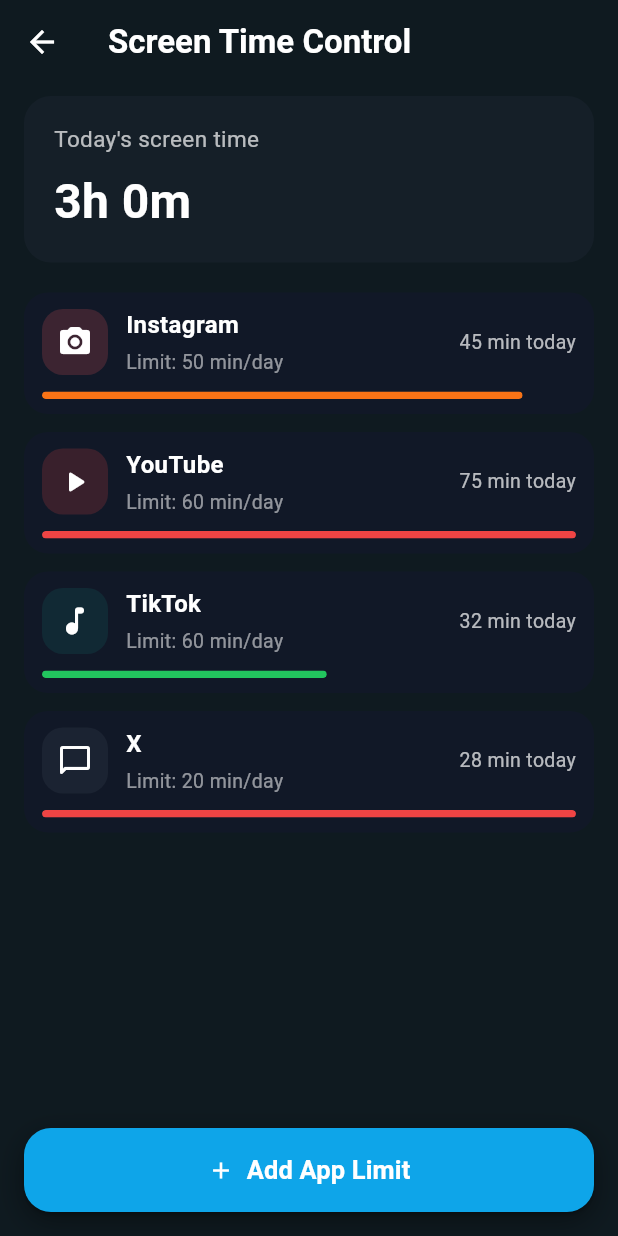
After one commit to Ou4y/rhythmtrack_app, a Flutter app: the ScreenTimeDashboard screen opened directly, on a phone screen of 412 x 824 dp. The commit adds this screen. Run offline on Flutter 3.47's test engine with Material 3 defaults, Android fonts, the phone set to English and light mode, and no system bars.

Commit message:
feat: implement screen time dashboard with usage tracking and permission checks

```diff
--- /dev/null
+++ b/lib/features/screen_time/screens/screen_time_dashboard.dart
@@ -0,0 +1,322 @@
+import 'package:flutter/material.dart';
+
+class ScreenTimeDashboard extends StatelessWidget {
+  const ScreenTimeDashboard({super.key});
+
+  @override
+  Widget build(BuildContext context) {
+    final apps = _mockApps;
+    final totalMinutes = apps.fold<int>(
+      0,
+      (sum, app) => sum + app.usageMinutes,
+    );
+
+    return Scaffold(
+      backgroundColor: const Color(0xFF0F1A20),
+      appBar: AppBar(
+        backgroundColor: const Color(0xFF0F1A20),
+        elevation: 0,
+        leading: IconButton(
+          icon: const Icon(Icons.arrow_back, color: Colors.white),
+          onPressed: () {
+            Navigator.maybePop(context);
+          },
+        ),
+        title: const Text(
+          'Screen Time Control',
+          style: TextStyle(
+            color: Colors.white,
+            fontSize: 22,
+            fontWeight: FontWeight.w600,
+          ),
+        ),
+      ),
+      body: SafeArea(
+        child: Padding(
+          padding: const EdgeInsets.fromLTRB(16, 8, 16, 16),
+          child: Column(
+            crossAxisAlignment: CrossAxisAlignment.start,
+            children: [
+              // Top summary card
+              Container(
+                width: double.infinity,
+                padding:
+                    const EdgeInsets.symmetric(horizontal: 20, vertical: 18),
+                decoration: BoxDecoration(
+                  color: const Color(0xFF151F28),
+                  borderRadius: BorderRadius.circular(18),
+                ),
+                child: Column(
+                  crossAxisAlignment: CrossAxisAlignment.start,
+                  children: [
+                    const Text(
+                      "Today's screen time",
+                      style: TextStyle(
+                        color: Colors.white70,
+                        fontSize: 15,
+                      ),
+                    ),
+                    const SizedBox(height: 8),
+                    Text(
+                      _formatMinutes(totalMinutes),
+                      style: const TextStyle(
+                        color: Colors.white,
+                        fontSize: 32,
+                        fontWeight: FontWeight.bold,
+                      ),
+                    ),
+                  ],
+                ),
+              ),
+
+              const SizedBox(height: 20),
+
+              // Apps list
+              Expanded(
+                child: ListView.separated(
+                  itemCount: apps.length,
+                  separatorBuilder: (_, __) => const SizedBox(height: 12),
+                  itemBuilder: (context, index) {
+                    final app = apps[index];
+                    return _AppUsageTile(app: app);
+                  },
+                ),
+              ),
+
+              const SizedBox(height: 16),
+
+              // Add App Limit button
+              Container(
+                decoration: BoxDecoration(
+                  borderRadius: BorderRadius.circular(18),
+                  boxShadow: [
+                    BoxShadow(
+                      color: Colors.black.withOpacity(0.4),
+                      offset: const Offset(0, 6),
+                      blurRadius: 16,
+                    ),
+                  ],
+                ),
+                child: SizedBox(
+                  width: double.infinity,
+                  child: ElevatedButton(
+                    onPressed: () {
+                      // TODO: navigate to Add App Limit screen
+                    },
+                    style: ElevatedButton.styleFrom(
+                      backgroundColor: const Color(0xFF0EA5E9),
+                      padding: const EdgeInsets.symmetric(vertical: 16),
+                      shape: RoundedRectangleBorder(
+                        borderRadius: BorderRadius.circular(18),
+                      ),
+                    ),
+                    child: Row(
+                      mainAxisAlignment: MainAxisAlignment.center,
+                      mainAxisSize: MainAxisSize.min,
+                      children: const [
+                        Icon(Icons.add, color: Colors.white),
+                        SizedBox(width: 8),
+                        Text(
+                          'Add App Limit',
+                          style: TextStyle(
+                            color: Colors.white,
+                            fontSize: 17,
+                            fontWeight: FontWeight.w600,
+                          ),
+                        ),
+                      ],
+                    ),
+                  ),
+                ),
+              ),
+            ],
+          ),
+        ),
+      ),
+    );
+  }
+}
+
+/// ONE app row (icon + name + usage + progress bar)
+class _AppUsageTile extends StatelessWidget {
+  final _AppUsage app;
+
+  const _AppUsageTile({required this.app});
+
+  @override
+  Widget build(BuildContext context) {
+    final ratio =
+        app.limitMinutes > 0 ? app.usageMinutes / app.limitMinutes : 0.0;
+    final clampedRatio = ratio.clamp(0.0, 1.0);
+
+    final Color barColor;
+    if (ratio >= 1.0) {
+      barColor = const Color(0xFFEF4444); // red
+    } else if (ratio >= 0.8) {
+      barColor = const Color(0xFFF97316); // orange
+    } else {
+      barColor = const Color(0xFF22C55E); // green
+    }
+
+    return Container(
+      padding: const EdgeInsets.symmetric(horizontal: 12, vertical: 10),
+      decoration: BoxDecoration(
+        color: const Color(0xFF111827),
+        borderRadius: BorderRadius.circular(16),
+      ),
+      child: Column(
+        crossAxisAlignment: CrossAxisAlignment.start,
+        children: [
+          // Top row: icon + labels + usage text
+          Row(
+            children: [
+              _AppIcon(color: app.iconColor, icon: app.icon),
+              const SizedBox(width: 12),
+              Expanded(
+                child: Column(
+                  crossAxisAlignment: CrossAxisAlignment.start,
+                  children: [
+                    Text(
+                      app.name,
+                      style: const TextStyle(
+                        color: Colors.white,
+                        fontSize: 16,
+                        fontWeight: FontWeight.w600,
+                      ),
+                    ),
+                    const SizedBox(height: 4),
+                    Text(
+                      'Limit: ${app.limitMinutes} min/day',
+                      style: const TextStyle(
+                        color: Colors.white54,
+                        fontSize: 13,
+                      ),
+                    ),
+                  ],
+                ),
+              ),
+              Text(
+                '${app.usageMinutes} min today',
+                style: const TextStyle(
+                  color: Colors.white70,
+                  fontSize: 13,
+                ),
+              ),
+            ],
+          ),
+
+          const SizedBox(height: 10),
+
+          // Progress bar
+          ClipRRect(
+            borderRadius: BorderRadius.circular(999),
+            child: Container(
+              height: 5,
+              decoration: BoxDecoration(
+                color: const Color(0xFF1F2933),
+                borderRadius: BorderRadius.circular(999),
+              ),
+              child: FractionallySizedBox(
+                alignment: Alignment.centerLeft,
+                widthFactor: clampedRatio,
+                child: Container(
+                  decoration: BoxDecoration(
+                    color: barColor,
+                    borderRadius: BorderRadius.circular(999),
+                  ),
+                ),
+              ),
+            ),
+          ),
+        ],
+      ),
+    );
+  }
+}
+
+/// Leading rounded app icon (to simulate the design)
+class _AppIcon extends StatelessWidget {
+  final Color color;
+  final IconData icon;
+
+  const _AppIcon({
+    required this.color,
+    required this.icon,
+  });
+
+  @override
+  Widget build(BuildContext context) {
+    return Container(
+      width: 44,
+      height: 44,
+      decoration: BoxDecoration(
+        color: color.withOpacity(0.18),
+        borderRadius: BorderRadius.circular(14),
+      ),
+      child: Center(
+        child: Icon(
+          icon,
+          color: Colors.white,
+          size: 24,
+        ),
+      ),
+    );
+  }
+}
+
+/// Simple local model for the dashboard UI (for now)
+class _AppUsage {
+  final String name;
+  final int usageMinutes;
+  final int limitMinutes;
+  final Color iconColor;
+  final IconData icon;
+
+  _AppUsage({
+    required this.name,
+    required this.usageMinutes,
+    required this.limitMinutes,
+    required this.iconColor,
+    required this.icon,
+  });
+}
+
+/// Mock data to visually match your design screenshot
+final List<_AppUsage> _mockApps = [
+  _AppUsage(
+    name: 'Instagram',
+    usageMinutes: 45,
+    limitMinutes: 50,
+    iconColor: const Color(0xFFFF5A5F),
+    icon: Icons.camera_alt_rounded,
+  ),
+  _AppUsage(
+    name: 'YouTube',
+    usageMinutes: 75,
+    limitMinutes: 60,
+    iconColor: const Color(0xFFEF4444),
+    icon: Icons.play_arrow_rounded,
+  ),
+  _AppUsage(
+    name: 'TikTok',
+    usageMinutes: 32,
+    limitMinutes: 60,
+    iconColor: const Color(0xFF0F766E),
+    icon: Icons.music_note_rounded,
+  ),
+  _AppUsage(
+    name: 'X',
+    usageMinutes: 28,
+    limitMinutes: 20,
+    iconColor: const Color(0xFF4B5563),
+    icon: Icons.chat_bubble_outline_rounded,
+  ),
+];
+
+String _formatMinutes(int totalMinutes) {
+  final hours = totalMinutes ~/ 60;
+  final minutes = totalMinutes % 60;
+  final hPart = hours > 0 ? '${hours}h ' : '';
+  final mPart = '${minutes}m';
+  return '$hPart$mPart';
+}
--- a/lib/features/screen_time/services/usage_permission_channel.dart
+++ b/lib/features/screen_time/services/usage_permission_channel.dart
@@ -7,4 +7,13 @@
   static Future<void> openUsageSettings() async {
     await _channel.invokeMethod("openUsageSettings");
   }
+    static Future<bool> isPermissionGranted() async {
+    try {
+      final bool result =
+          await _channel.invokeMethod("checkPermissionStatus");
+      return result;
+    } catch (e) {
+      return false;
+    }
+  }
 }
--- a/lib/main.dart
+++ b/lib/main.dart
@@ -1,76 +1,65 @@
 import 'package:flutter/material.dart';
+import 'features/screen_time/screens/screen_time_dashboard.dart';
 import 'features/screen_time/screens/permission_explainer_screen.dart';
+import 'features/screen_time/services/usage_permission_Channel.dart';
+
 void main() {
-  runApp(const MyApp());
+  runApp(const RhythmTrackApp());
 }
 
-class MyApp extends StatelessWidget {
-  const MyApp({super.key});
+class RhythmTrackApp extends StatefulWidget {
+  const RhythmTrackApp({super.key});
 
-  // This widget is the root of your application.
   @override
-  Widget build(BuildContext context) {
-    return MaterialApp(
-      title: 'Flutter Demo',
-      theme: ThemeData(
-
-        colorScheme: .fromSeed(seedColor: Colors.deepPurple),
-      ),
-      home: const PermissionExplainerScreen(),
-    );
-  }
+  State<RhythmTrackApp> createState() => _RhythmTrackAppState();
 }
 
-class MyHomePage extends StatefulWidget {
-  const MyHomePage({super.key, required this.title});
-
-
-
-  final String title;
+class _RhythmTrackAppState extends State<RhythmTrackApp> with WidgetsBindingObserver {
+  bool? _permissionGranted;
 
   @override
-  State<MyHomePage> createState() => _MyHomePageState();
-}
+  void initState() {
+    super.initState();
+    WidgetsBinding.instance.addObserver(this);
+    _checkPermission();
+  }
 
-class _MyHomePageState extends State<MyHomePage> {
-  int _counter = 0;
+  @override
+  void dispose() {
+    WidgetsBinding.instance.removeObserver(this);
+    super.dispose();
+  }
 
-  void _incrementCounter() {
+  // Called whenever the app resumes from background or settings
+  @override
+  void didChangeAppLifecycleState(AppLifecycleState state) {
+    if (state == AppLifecycleState.resumed) {
+      _checkPermission(); // re-check when user returns from settings
+    }
+  }
+
+  Future<void> _checkPermission() async {
+    final granted = await UsagePermissionChannel.isPermissionGranted();
     setState(() {
-
-      _counter++;
+      _permissionGranted = granted;
     });
   }
 
   @override
   Widget build(BuildContext context) {
+    if (_permissionGranted == null) {
+      return const MaterialApp(
+        home: Scaffold(
+          body: Center(child: CircularProgressIndicator()),
+        ),
+      );
+    }
 
-    return Scaffold(
-      appBar: AppBar(
-
-        backgroundColor: Theme.of(context).colorScheme.inversePrimary,
-
-        title: Text(widget.title),
-      ),
-      body: Center(
-
-        child: Column(
-
-          mainAxisAlignment: .center,
-          children: [
-            const Text('You have pushed the button this many times:'),
-            Text(
-              '$_counter',
-              style: Theme.of(context).textTheme.headlineMedium,
-            ),
-          ],
-        ),
-      ),
-      floatingActionButton: FloatingActionButton(
-        onPressed: _incrementCounter,
-        tooltip: 'Increment',
-        child: const Icon(Icons.add),
-      ),
+    return MaterialApp(
+      debugShowCheckedModeBanner: false,
+      home: _permissionGranted!
+          ? const ScreenTimeDashboard()
+          : const PermissionExplainerScreen(),
     );
   }
 }
```
Also changed, not shown: 4 other files.
